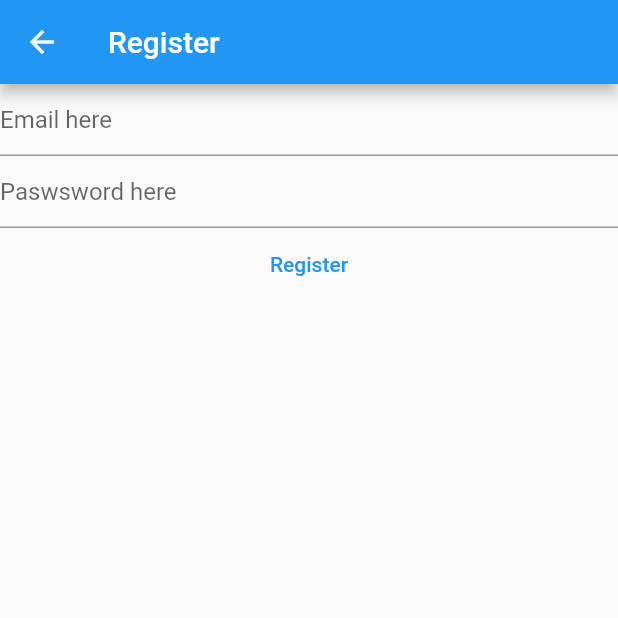
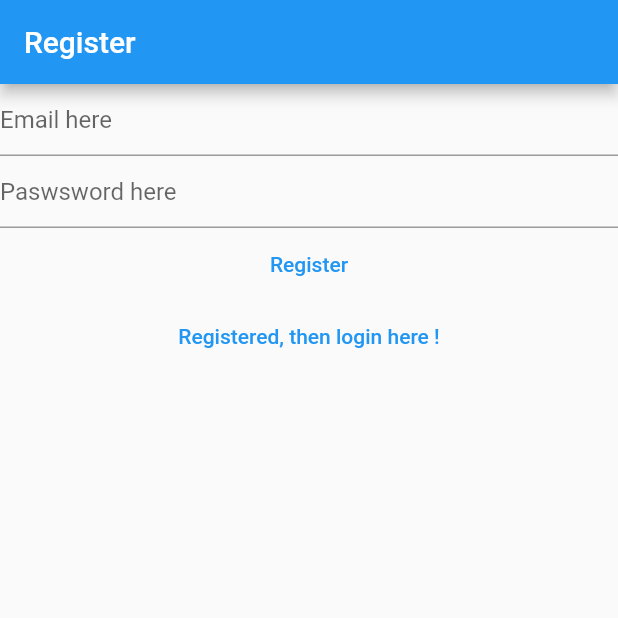
Before and after one commit to HieuNguyenGIT/flutty-note, a Flutter app: the RegisterView screen opened directly, on a phone screen of 412 x 824 dp, the top half of it. Run offline on Flutter 3.47's test engine with Material 2 defaults, Android fonts, the phone set to English and light mode, and no system bars; our stand-ins replace firebase_auth, firebase_core; accounts and stored records are empty.

Commit message:
step 2- link between pages

```diff
--- a/lib/views/register_view.dart
+++ b/lib/views/register_view.dart
@@ -1,7 +1,5 @@
 import 'package:firebase_auth/firebase_auth.dart';
-import 'package:firebase_core/firebase_core.dart';
 import 'package:flutter/material.dart';
-import 'package:fluttynotes/firebase_options.dart';
 
 class RegisterView extends StatefulWidget {
   const RegisterView({super.key});
@@ -34,14 +32,10 @@
   @override
   Widget build(BuildContext context) {
     return Scaffold(
-      appBar: AppBar(title: const Text('Register')),
-      body: FutureBuilder(
-        future: Firebase.initializeApp(
-            options: DefaultFirebaseOptions.currentPlatform),
-        builder: (context, snapshot) {
-          switch (snapshot.connectionState) {
-            case ConnectionState.done:
-              return Column(
+      appBar: AppBar(
+        title: const Text('Register'),
+      ),
+      body: Column(
         children: [
           TextField(
             controller: _email,
@@ -56,8 +50,7 @@
             obscureText: true,
             enableSuggestions: false,
             autocorrect: false,
-                    decoration:
-                        const InputDecoration(hintText: 'Paswsword here'),
+            decoration: const InputDecoration(hintText: 'Paswsword here'),
           ),
           TextButton(
             onPressed: () async {
@@ -80,12 +73,13 @@
             },
             child: const Text('Register'),
           ),
+          TextButton(
+              onPressed: () {
+                Navigator.of(context)
+                    .pushNamedAndRemoveUntil('/login/', (route) => false);
+              },
+              child: const Text('Registered, then login here !'))
         ],
-              );
-            default:
-              return const Text('loading...');
-          }
-        },
       ),
     );
   }
```
Also changed, not shown: lib/main.dart (+18 -9 lines), lib/views/login_view.dart (+12 -19 lines), lib/views/verify_email_view.dart (added, +29 -0 lines). Lines whose indentation alone changed are shown as unchanged.
